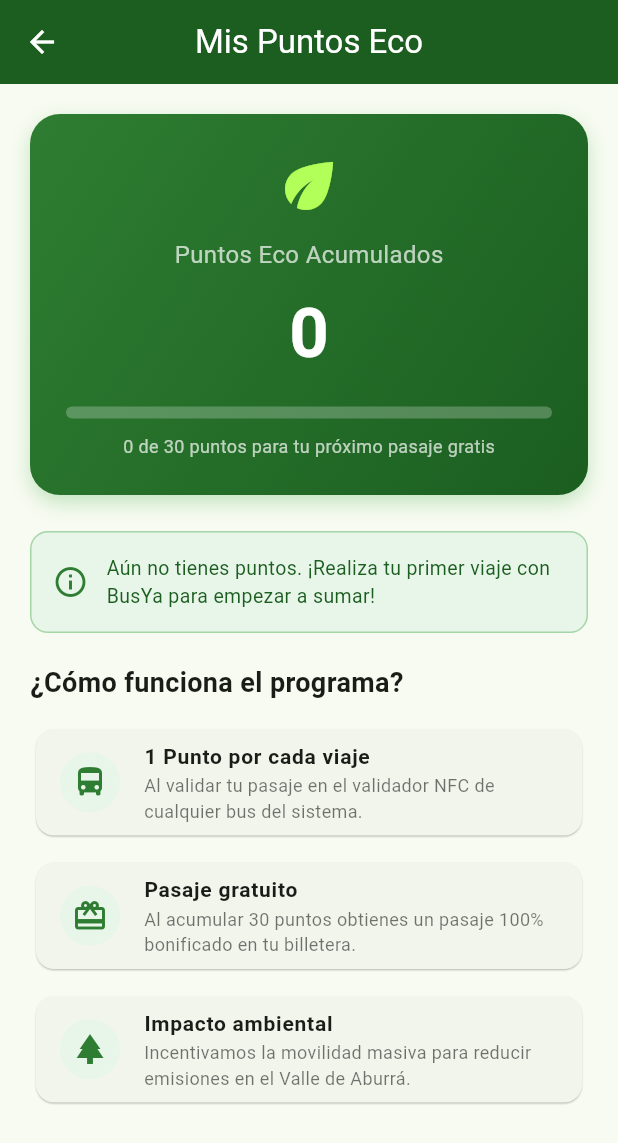
After one commit to SkynetProyect/BusYa---Flutter, a Flutter app: the screen it shows once a user with an empty profile is signed in, after a tap on "Puntos Eco", on a phone screen of 412 x 824 dp. The commit adds this screen. Shown: the top 1143 px of the screen. Run offline on Flutter 3.47's test engine with Material 3 defaults, Android fonts, the phone set to English and light mode, and no system bars; our stand-ins replace audioplayers, flutter_dotenv, flutter_local_notifications, flutter_map, geolocator, latlong2 and 3 more; accounts and stored records are empty.

Commit message:
feat: implementacion de vista y servicio de Puntos Eco BUS-93

```diff
--- a/lib/page/Home.dart
+++ b/lib/page/Home.dart
@@ -10,6 +10,7 @@ import 'package:flutter_application_1/page/pagos/Pagos.dart';
 import 'package:flutter_application_1/page/perfil/Perfil.dart';
 import 'package:flutter_application_1/page/rutas/Rutas.dart';
 import 'package:flutter_application_1/widget/buttombar/BarraNavegacion.dart';
+import 'package:flutter_application_1/page/puntos/puntos_eco_screen.dart';
 
 class Application extends StatefulWidget {
   const Application({super.key});
@@ -57,8 +58,26 @@ class _Home extends State<Application> {
     ];
 
     return Scaffold(
-      backgroundColor: Color.fromARGB(248, 179, 174, 174),
-      //appBar: TopBar(),
+      backgroundColor: const Color.fromARGB(248, 179, 174, 174),
+      // Botón flotante para acceder directamente a Puntos Eco
+      floatingActionButton: Padding(
+        padding: const EdgeInsets.only(bottom: 75.0),
+        child: FloatingActionButton.extended(
+          heroTag: 'btnPuntosEco',
+          backgroundColor: const Color(0xFF1B5E20),
+          icon: const Icon(Icons.eco, color: Colors.lightGreenAccent),
+          label: const Text(
+            'Puntos Eco',
+            style: TextStyle(color: Colors.white, fontWeight: FontWeight.bold),
+          ),
+          onPressed: () {
+            Navigator.push(
+              context,
+              MaterialPageRoute(builder: (context) => const PuntosEcoScreen()),
+            );
+          },
+        ),
+      ),
       body: Stack(
         alignment: Alignment.bottomCenter,
         children: [
--- /dev/null
+++ b/lib/page/puntos/puntos_eco_screen.dart
@@ -0,0 +1,180 @@
+import 'package:flutter/material.dart';
+import '../../service/puntos_service.dart';
+
+class PuntosEcoScreen extends StatefulWidget {
+  const PuntosEcoScreen({super.key});
+
+  @override
+  State<PuntosEcoScreen> createState() => _PuntosEcoScreenState();
+}
+
+class _PuntosEcoScreenState extends State<PuntosEcoScreen> {
+  final PuntosService _puntosService = PuntosService();
+  int _puntos = 0;
+  bool _cargando = true;
+
+  @override
+  void initState() {
+    super.initState();
+    _cargarPuntos();
+  }
+
+  Future<void> _cargarPuntos() async {
+    setState(() => _cargando = true);
+    try {
+      final puntos = await _puntosService.obtenerPuntos();
+      if (mounted) {
+        setState(() {
+          _puntos = puntos;
+          _cargando = false;
+        });
+      }
+    } catch (e) {
+      if (mounted) setState(() => _cargando = false);
+    }
+  }
+
+  @override
+  Widget build(BuildContext context) {
+    const metaPuntos = 30;
+    final progreso = (_puntos / metaPuntos).clamp(0.0, 1.0);
+
+    return Scaffold(
+      appBar: AppBar(
+        title: const Text('Mis Puntos Eco'),
+        backgroundColor: const Color(0xFF1B5E20),
+        foregroundColor: Colors.white,
+        centerTitle: true,
+      ),
+      body: _cargando
+          ? const Center(child: CircularProgressIndicator(color: Color(0xFF1B5E20)))
+          : RefreshIndicator(
+              onRefresh: _cargarPuntos,
+              child: SingleChildScrollView(
+                physics: const AlwaysScrollableScrollPhysics(),
+                padding: const EdgeInsets.all(20.0),
+                child: Column(
+                  crossAxisAlignment: CrossAxisAlignment.stretch,
+                  children: [
+                    // Tarjeta Principal de Balance
+                    Container(
+                      padding: const EdgeInsets.all(24.0),
+                      decoration: BoxDecoration(
+                        gradient: const LinearGradient(
+                          colors: [Color(0xFF2E7D32), Color(0xFF1B5E20)],
+                          begin: Alignment.topLeft,
+                          end: Alignment.bottomRight,
+                        ),
+                        borderRadius: BorderRadius.circular(20),
+                        boxShadow: [
+                          BoxShadow(
+                            color: Colors.green.withOpacity(0.3),
+                            blurRadius: 10,
+                            offset: const Offset(0, 5),
+                          ),
+                        ],
+                      ),
+                      child: Column(
+                        children: [
+                          const Icon(Icons.eco, color: Colors.lightGreenAccent, size: 48),
+                          const SizedBox(height: 10),
+                          const Text(
+                            'Puntos Eco Acumulados',
+                            style: TextStyle(color: Colors.white70, fontSize: 16),
+                          ),
+                          const SizedBox(height: 8),
+                          Text(
+                            '$_puntos',
+                            style: const TextStyle(
+                              color: Colors.white,
+                              fontSize: 46,
+                              fontWeight: FontWeight.bold,
+                            ),
+                          ),
+                          const SizedBox(height: 16),
+                          LinearProgressIndicator(
+                            value: progreso,
+                            backgroundColor: Colors.white24,
+                            valueColor: const AlwaysStoppedAnimation<Color>(Colors.lightGreenAccent),
+                            minHeight: 8,
+                            borderRadius: BorderRadius.circular(4),
+                          ),
+                          const SizedBox(height: 10),
+                          Text(
+                            '$_puntos de $metaPuntos puntos para tu próximo pasaje gratis',
+                            style: const TextStyle(color: Colors.white70, fontSize: 12),
+                          ),
+                        ],
+                      ),
+                    ),
+                    const SizedBox(height: 24),
+
+                    // Estado cuando el balance es 0
+                    if (_puntos == 0)
+                      Container(
+                        padding: const EdgeInsets.all(14),
+                        margin: const EdgeInsets.only(bottom: 20),
+                        decoration: BoxDecoration(
+                          color: const Color(0xFFE8F5E9),
+                          borderRadius: BorderRadius.circular(12),
+                         border: Border.all(color: Colors.green.shade200),
+                        ),
+                        child: const Row(
+                          children: [
+                            Icon(Icons.info_outline, color: Color(0xFF2E7D32)),
+                            SizedBox(width: 12),
+                            Expanded(
+                              child: Text(
+                                'Aún no tienes puntos. ¡Realiza tu primer viaje con BusYa para empezar a sumar!',
+                                style: TextStyle(color: Color(0xFF1B5E20), fontSize: 13),
+                              ),
+                            ),
+                          ],
+                        ),
+                      ),
+
+                    // Sección de Información y Reglas
+                    const Text(
+                      '¿Cómo funciona el programa?',
+                      style: TextStyle(fontSize: 18, fontWeight: FontWeight.bold),
+                    ),
+                    const SizedBox(height: 14),
+                    _buildInfoTile(
+                      icon: Icons.directions_bus,
+                      title: '1 Punto por cada viaje',
+                      subtitle: 'Al validar tu pasaje en el validador NFC de cualquier bus del sistema.',
+                    ),
+                    const SizedBox(height: 10),
+                    _buildInfoTile(
+                      icon: Icons.card_giftcard,
+                      title: 'Pasaje gratuito',
+                      subtitle: 'Al acumular 30 puntos obtienes un pasaje 100% bonificado en tu billetera.',
+                    ),
+                    const SizedBox(height: 10),
+                    _buildInfoTile(
+                      icon: Icons.park,
+                      title: 'Impacto ambiental',
+                      subtitle: 'Incentivamos la movilidad masiva para reducir emisiones en el Valle de Aburrá.',
+                    ),
+                  ],
+                ),
+              ),
+            ),
+    );
+  }
+
+  Widget _buildInfoTile({required IconData icon, required String title, required String subtitle}) {
+    return Card(
+      elevation: 0.5,
+      shape: RoundedRectangleBorder(borderRadius: BorderRadius.circular(12)),
+      child: ListTile(
+        leading: CircleAvatar(
+          backgroundColor: const Color(0xFFE8F5E9),
+          child: Icon(icon, color: const Color(0xFF2E7D32)),
+        ),
+        title: Text(title, style: const TextStyle(fontWeight: FontWeight.w600, fontSize: 14)),
+        subtitle: Text(subtitle, style: const TextStyle(fontSize: 12, color: Colors.black54)),
+      ),
+    );
+  }
+}
--- /dev/null
+++ b/lib/service/puntos_service.dart
@@ -0,0 +1,33 @@
+import 'package:supabase_flutter/supabase_flutter.dart';
+
+class PuntosService {
+  final SupabaseClient _supabase = Supabase.instance.client;
+
+  // Consulta el campo puntos_eco de la tabla usuarios para el usuario logueado
+  Future<int> obtenerPuntos() async {
+    final user = _supabase.auth.currentUser;
+    if (user == null) return 0;
+
+    final data = await _supabase
+        .from('usuarios')
+        .select('puntos_eco')
+        .eq('id', user.id)
+        .maybeSingle();
+
+    if (data == null || data['puntos_eco'] == null) return 0;
+    return data['puntos_eco'] as int;
+  }
+
+  // Incrementa 1 punto tras validar un abordaje
+  Future<void> sumarPuntoPorViaje() async {
+    final user = _supabase.auth.currentUser;
+    if (user == null) return;
+
+    final puntosActuales = await obtenerPuntos();
+
+    await _supabase
+        .from('usuarios')
+        .update({'puntos_eco': puntosActuales + 1})
+        .eq('id', user.id);
+  }
+}
```
Also changed, not shown: pubspec.lock, 7 other files.
